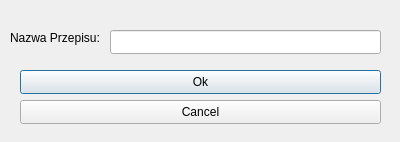
Qt form removerecipes.ui (Akacz47/Intelligent-pantry) before a commit.
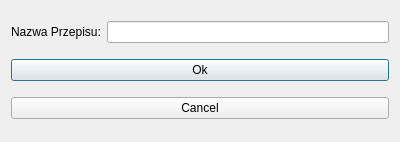
The same form after that commit.

Diff of the .ui file:
```diff
--- a/removerecipes.ui
+++ b/removerecipes.ui
@@ -13,70 +13,32 @@
   <property name="windowTitle">
    <string>Dialog</string>
   </property>
+  <layout class="QGridLayout" name="gridLayout">
+   <item row="0" column="0">
   <widget class="QLabel" name="label">
-   <property name="geometry">
-    <rect>
-     <x>10</x>
-     <y>30</y>
-     <width>91</width>
-     <height>16</height>
-    </rect>
-   </property>
    <property name="text">
     <string>Nazwa Przepisu:</string>
    </property>
   </widget>
-  <widget class="QLineEdit" name="recipeNamelineEdit">
-   <property name="geometry">
-    <rect>
-     <x>110</x>
-     <y>30</y>
-     <width>271</width>
-     <height>24</height>
-    </rect>
-   </property>
-  </widget>
+   </item>
+   <item row="0" column="1">
+    <widget class="QLineEdit" name="recipeNamelineEdit"/>
+   </item>
+   <item row="1" column="0" colspan="2">
   <widget class="QPushButton" name="okButton">
-   <property name="geometry">
-    <rect>
-     <x>20</x>
-     <y>70</y>
-     <width>361</width>
-     <height>24</height>
-    </rect>
-   </property>
    <property name="text">
     <string>Ok</string>
    </property>
   </widget>
+   </item>
+   <item row="2" column="0" colspan="2">
   <widget class="QPushButton" name="cancelButton">
-   <property name="geometry">
-    <rect>
-     <x>20</x>
-     <y>100</y>
-     <width>361</width>
-     <height>24</height>
-    </rect>
-   </property>
    <property name="text">
     <string>Cancel</string>
    </property>
   </widget>
-  <widget class="QWidget" name="gridLayoutWidget">
-   <property name="geometry">
-    <rect>
-     <x>20</x>
-     <y>50</y>
-     <width>361</width>
-     <height>21</height>
-    </rect>
-   </property>
-   <layout class="QGridLayout" name="gridLayout">
-    <property name="sizeConstraint">
-     <enum>QLayout::SetFixedSize</enum>
-    </property>
-   </layout>
-  </widget>
+   </item>
+  </layout>
  </widget>
  <resources/>
  <connections/>
```
Lines whose indentation alone changed are shown as unchanged.
